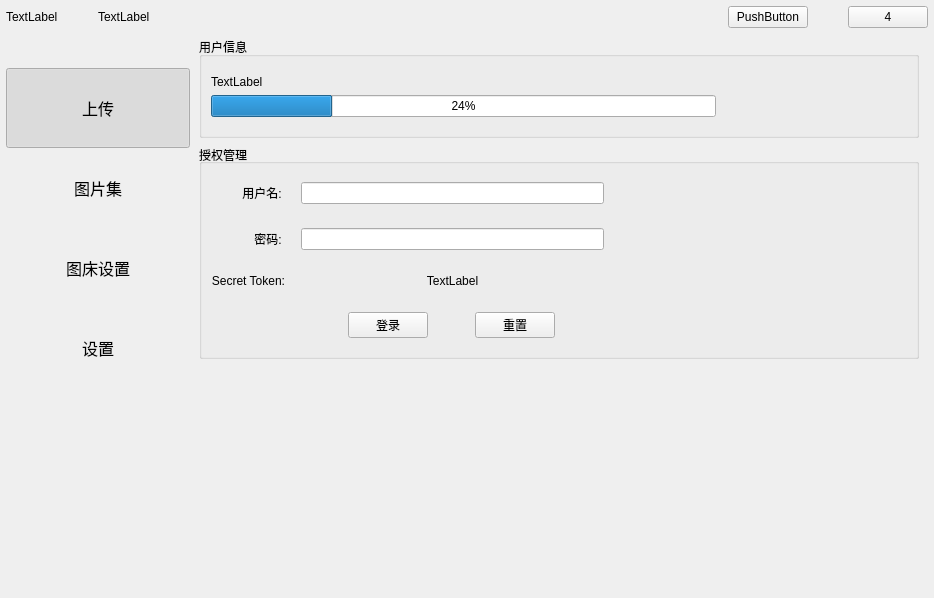
Qt form src/mainwindow.ui (median-dxz/Lotos) before a commit.
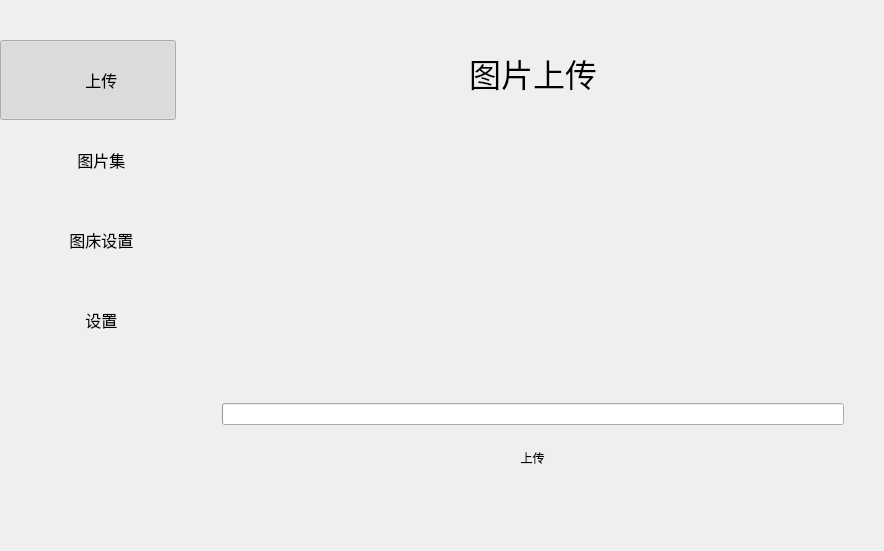
The same form after that commit. Custom widgets are drawn as their Qt base class.

What changed in the file:
```diff
--- a/src/mainwindow.ui
+++ b/src/mainwindow.ui
@@ -6,8 +6,8 @@
    <rect>
     <x>0</x>
     <y>0</y>
-    <width>934</width>
-    <height>598</height>
+    <width>884</width>
+    <height>551</height>
    </rect>
   </property>
   <property name="windowTitle">
@@ -17,57 +17,21 @@
    <string notr="true"/>
   </property>
   <widget class="QWidget" name="centralwidget">
-   <layout class="QGridLayout" name="gridLayout_2">
+   <layout class="QGridLayout" name="gridLayout_2" columnstretch="2,0,8">
     <property name="leftMargin">
-     <number>6</number>
+     <number>0</number>
     </property>
     <property name="topMargin">
-     <number>6</number>
+     <number>0</number>
     </property>
     <property name="rightMargin">
-     <number>6</number>
+     <number>0</number>
     </property>
     <property name="bottomMargin">
-     <number>6</number>
-    </property>
-    <property name="spacing">
      <number>0</number>
     </property>
     <item row="0" column="0">
-     <widget class="QFrame" name="viewport">
-      <property name="frameShape">
-       <enum>QFrame::NoFrame</enum>
-      </property>
-      <property name="frameShadow">
-       <enum>QFrame::Plain</enum>
-      </property>
-      <property name="lineWidth">
-       <number>0</number>
-      </property>
-      <layout class="QGridLayout" name="gridLayout_4" rowstretch="0,0" columnstretch="2,8">
-       <property name="leftMargin">
-        <number>0</number>
-       </property>
-       <property name="topMargin">
-        <number>0</number>
-       </property>
-       <property name="rightMargin">
-        <number>0</number>
-       </property>
-       <property name="bottomMargin">
-        <number>0</number>
-       </property>
-       <property name="spacing">
-        <number>0</number>
-       </property>
-       <item row="1" column="0">
         <widget class="QWidget" name="pageSwitchWidget" native="true">
-         <property name="sizePolicy">
-          <sizepolicy hsizetype="Preferred" vsizetype="Preferred">
-           <horstretch>0</horstretch>
-           <verstretch>0</verstretch>
-          </sizepolicy>
-         </property>
          <property name="font">
           <font>
            <family>Microsoft YaHei UI</family>
@@ -117,7 +81,7 @@
              <enum>Qt::LeftToRight</enum>
             </property>
             <property name="text">
-             <string>上传</string>
+          <string>      上传</string>
             </property>
             <property name="checkable">
              <bool>true</bool>
@@ -151,7 +115,7 @@
              <string notr="true"/>
             </property>
             <property name="text">
-             <string>图片集</string>
+          <string>      图片集</string>
             </property>
             <property name="checkable">
              <bool>true</bool>
@@ -182,7 +146,7 @@
              <string notr="true"/>
             </property>
             <property name="text">
-             <string>图床设置</string>
+          <string>      图床设置</string>
             </property>
             <property name="checkable">
              <bool>true</bool>
@@ -219,7 +183,7 @@
              <string notr="true"/>
             </property>
             <property name="text">
-             <string>设置</string>
+          <string>      设置</string>
             </property>
             <property name="checkable">
              <bool>true</bool>
@@ -245,7 +209,7 @@
          </layout>
         </widget>
        </item>
-       <item row="1" column="1">
+    <item row="0" column="2">
         <widget class="QStackedWidget" name="stackedWidget">
          <property name="styleSheet">
           <string notr="true"/>
@@ -260,7 +224,7 @@
           <number>0</number>
          </property>
          <property name="currentIndex">
-          <number>2</number>
+       <number>0</number>
          </property>
          <widget class="QWidget" name="uploadPage">
           <property name="sizePolicy">
@@ -406,29 +370,7 @@
             </widget>
            </item>
            <item row="1" column="0">
-            <widget class="QLabel" name="dragBox">
-             <property name="maximumSize">
-              <size>
-               <width>16777213</width>
-               <height>16777215</height>
-              </size>
-             </property>
-             <property name="font">
-              <font>
-               <family>Microsoft YaHei UI Light</family>
-               <pointsize>14</pointsize>
-              </font>
-             </property>
-             <property name="cursor">
-              <cursorShape>ArrowCursor</cursorShape>
-             </property>
-             <property name="text">
-              <string>拖动图片到此处...</string>
-             </property>
-             <property name="alignment">
-              <set>Qt::AlignCenter</set>
-             </property>
-            </widget>
+         <widget class="QWidget" name="dragBox" native="true"/>
            </item>
           </layout>
          </widget>
@@ -443,272 +385,60 @@
            </item>
           </layout>
          </widget>
-         <widget class="QWidget" name="hostDashBoardPage">
-          <layout class="QVBoxLayout" name="verticalLayout">
-           <item>
-            <widget class="QGroupBox" name="groupBox_2">
-             <property name="title">
-              <string>用户信息</string>
-             </property>
-             <property name="flat">
-              <bool>false</bool>
-             </property>
-             <layout class="QVBoxLayout" name="verticalLayout_2">
-              <property name="topMargin">
-               <number>18</number>
-              </property>
-              <property name="rightMargin">
-               <number>200</number>
-              </property>
-              <property name="bottomMargin">
-               <number>18</number>
-              </property>
-              <item>
-               <widget class="QLabel" name="userInfoLabel">
-                <property name="text">
-                 <string>TextLabel</string>
-                </property>
-                <property name="textFormat">
-                 <enum>Qt::AutoText</enum>
-                </property>
-               </widget>
-              </item>
-              <item>
-               <widget class="QProgressBar" name="hostUserDiskLimit">
-                <property name="sizePolicy">
-                 <sizepolicy hsizetype="Expanding" vsizetype="Fixed">
-                  <horstretch>0</horstretch>
-                  <verstretch>0</verstretch>
-                 </sizepolicy>
-                </property>
-                <property name="value">
-                 <number>24</number>
-                </property>
-                <property name="textVisible">
-                 <bool>true</bool>
-                </property>
-                <property name="invertedAppearance">
-                 <bool>false</bool>
-                </property>
-                <property name="textDirection">
-                 <enum>QProgressBar::TopToBottom</enum>
-                </property>
-                <property name="format">
-                 <string>%p%</string>
-                </property>
-               </widget>
-              </item>
-             </layout>
-            </widget>
-           </item>
-           <item>
-            <widget class="QGroupBox" name="groupBox">
-             <property name="title">
-              <string>授权管理</string>
-             </property>
-             <property name="alignment">
-              <set>Qt::AlignLeading|Qt::AlignLeft|Qt::AlignVCenter</set>
-             </property>
-             <property name="flat">
-              <bool>false</bool>
-             </property>
-             <property name="checkable">
-              <bool>false</bool>
-             </property>
-             <layout class="QGridLayout" name="gridLayout_3">
-              <property name="leftMargin">
-               <number>9</number>
-              </property>
-              <property name="topMargin">
-               <number>18</number>
-              </property>
-              <property name="bottomMargin">
-               <number>18</number>
-              </property>
-              <property name="horizontalSpacing">
-               <number>16</number>
-              </property>
-              <property name="verticalSpacing">
-               <number>24</number>
-              </property>
-              <item row="5" column="3">
-               <layout class="QHBoxLayout" name="horizontalLayout">
-                <item>
-                 <widget class="QPushButton" name="hostLogin">
-                  <property name="sizePolicy">
-                   <sizepolicy hsizetype="Fixed" vsizetype="Fixed">
-                    <horstretch>0</horstretch>
-                    <verstretch>0</verstretch>
-                   </sizepolicy>
-                  </property>
-                  <property name="text">
-                   <string>登录</string>
-                  </property>
-                  <property name="flat">
-                   <bool>false</bool>
-                  </property>
-                 </widget>
-                </item>
-                <item>
-                 <widget class="QPushButton" name="hostReset">
-                  <property name="sizePolicy">
-                   <sizepolicy hsizetype="Fixed" vsizetype="Fixed">
-                    <horstretch>0</horstretch>
-                    <verstretch>0</verstretch>
-                   </sizepolicy>
-                  </property>
-                  <property name="text">
-                   <string>重置</string>
-                  </property>
-                 </widget>
-                </item>
-               </layout>
-              </item>
-              <item row="0" column="3">
-               <widget class="QLineEdit" name="hostUsername"/>
-              </item>
-              <item row="5" column="4">
-               <spacer name="horizontalSpacer_4">
-                <property name="orientation">
-                 <enum>Qt::Horizontal</enum>
-                </property>
-                <property name="sizeHint" stdset="0">
-                 <size>
-                  <width>40</width>
-                  <height>20</height>
-                 </size>
-                </property>
-               </spacer>
-              </item>
-              <item row="1" column="1">
-               <widget class="QLabel" name="label_3">
-                <property name="text">
-                 <string>密码: </string>
-                </property>
-                <property name="alignment">
-                 <set>Qt::AlignRight|Qt::AlignTrailing|Qt::AlignVCenter</set>
-                </property>
-               </widget>
-              </item>
-              <item row="1" column="3">
-               <widget class="QLineEdit" name="hostPassword"/>
-              </item>
-              <item row="2" column="3">
-               <widget class="QLabel" name="tokenLabel">
-                <property name="text">
-                 <string>TextLabel</string>
-                </property>
-                <property name="textFormat">
-                 <enum>Qt::AutoText</enum>
-                </property>
-                <property name="alignment">
-                 <set>Qt::AlignCenter</set>
-                </property>
-               </widget>
-              </item>
-              <item row="0" column="4">
-               <spacer name="horizontalSpacer_3">
-                <property name="orientation">
-                 <enum>Qt::Horizontal</enum>
-                </property>
-                <property name="sizeHint" stdset="0">
-                 <size>
-                  <width>40</width>
-                  <height>20</height>
-                 </size>
-                </property>
-               </spacer>
-              </item>
-              <item row="2" column="1">
-               <widget class="QLabel" name="label_4">
-                <property name="text">
-                 <string>Secret Token:</string>
-                </property>
-                <property name="alignment">
-                 <set>Qt::AlignRight|Qt::AlignTrailing|Qt::AlignVCenter</set>
-                </property>
-               </widget>
-              </item>
-              <item row="0" column="1">
-               <widget class="QLabel" name="label_2">
-                <property name="text">
-                 <string>用户名: </string>
-                </property>
-                <property name="alignment">
-                 <set>Qt::AlignRight|Qt::AlignTrailing|Qt::AlignVCenter</set>
-                </property>
-               </widget>
-              </item>
-             </layout>
-            </widget>
-           </item>
-           <item>
-            <spacer name="verticalSpacer_2">
-             <property name="orientation">
-              <enum>Qt::Vertical</enum>
-             </property>
-             <property name="sizeHint" stdset="0">
-              <size>
-               <width>20</width>
-               <height>40</height>
-              </size>
-             </property>
-            </spacer>
-           </item>
-          </layout>
-         </widget>
-         <widget class="QWidget" name="page_3"/>
-        </widget>
-       </item>
-       <item row="0" column="0" colspan="2">
+      <widget class="QWidget" name="page_4">
         <layout class="QHBoxLayout" name="horizontalLayout_2">
-         <property name="spacing">
-          <number>40</number>
-         </property>
          <item>
-          <widget class="QLabel" name="label_5">
+         <widget class="QPushButton" name="pushButton_8">
            <property name="text">
-            <string>TextLabel</string>
+           <string>3</string>
            </property>
           </widget>
          </item>
-         <item>
-          <widget class="QLabel" name="label_6">
-           <property name="text">
-            <string>TextLabel</string>
-           </property>
-          </widget>
-         </item>
-         <item>
-          <spacer name="horizontalSpacer_5">
-           <property name="orientation">
-            <enum>Qt::Horizontal</enum>
-           </property>
-           <property name="sizeHint" stdset="0">
-            <size>
-             <width>40</width>
-             <height>20</height>
-            </size>
-           </property>
-          </spacer>
-         </item>
-         <item>
-          <widget class="QPushButton" name="pushButton">
-           <property name="text">
-            <string>PushButton</string>
-           </property>
-          </widget>
-         </item>
-         <item>
+       </layout>
+      </widget>
+      <widget class="QWidget" name="page_3">
           <widget class="QPushButton" name="pushButton_9">
+        <property name="geometry">
+         <rect>
+          <x>170</x>
+          <y>200</y>
+          <width>80</width>
+          <height>20</height>
+         </rect>
+        </property>
            <property name="text">
             <string>4</string>
            </property>
           </widget>
-         </item>
-        </layout>
-       </item>
-      </layout>
+      </widget>
+      <widget class="QWidget" name="page_2">
+       <widget class="QPushButton" name="pushButton_2">
+        <property name="geometry">
+         <rect>
+          <x>330</x>
+          <y>400</y>
+          <width>80</width>
+          <height>20</height>
+         </rect>
+        </property>
+        <property name="text">
+         <string>PushButton</string>
+        </property>
+       </widget>
+       <widget class="QToolButton" name="toolButton">
+        <property name="geometry">
+         <rect>
+          <x>430</x>
+          <y>400</y>
+          <width>38</width>
+          <height>19</height>
+         </rect>
+        </property>
+        <property name="text">
+         <string>...</string>
+        </property>
+       </widget>
+      </widget>
      </widget>
     </item>
    </layout>
```
Left out of the diff: 35 changed lines with no effect on the pictures. Lines whose indentation alone changed are shown as unchanged.
